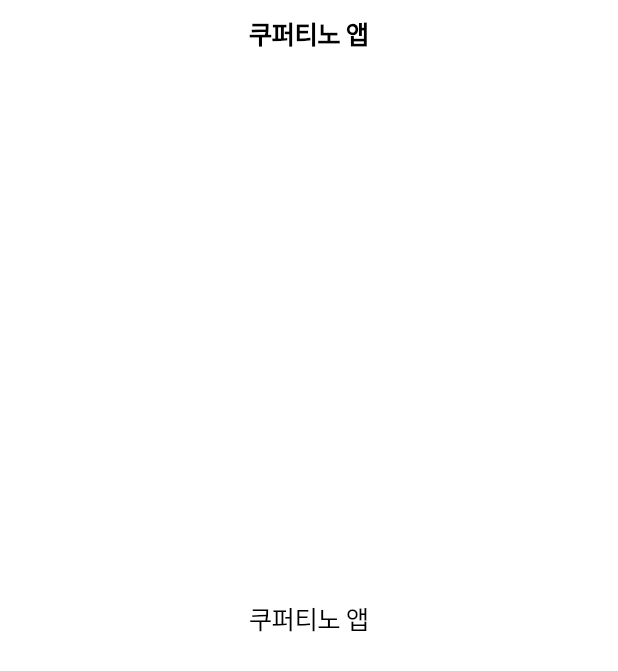
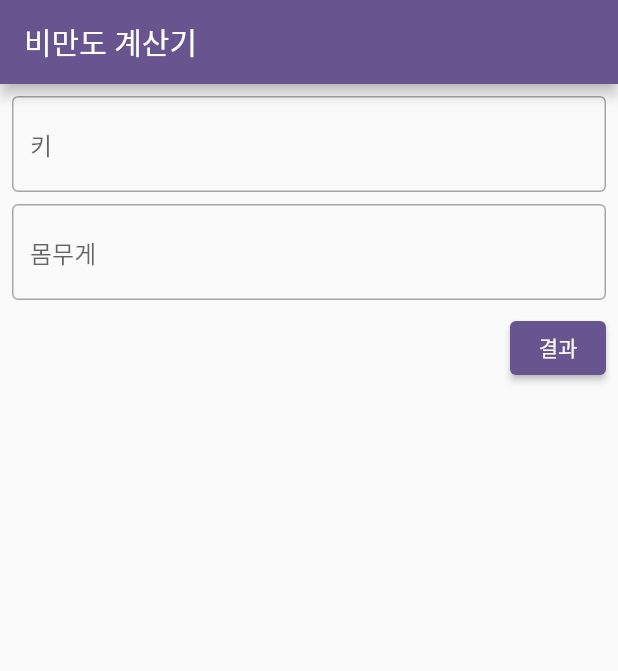
Before and after one commit to jungho1016/flutter_beginner, a Flutter app: the screen it shows after launch, on a phone screen of 412 x 824 dp. Shown: the top 671 px of the screen. Run offline on Flutter 3.47's test engine with Material 2 defaults, Android fonts, the phone set to English and light mode, and no system bars; our stand-ins replace shared_preferences.

Commit message:
비만도 계산기

```diff
--- a/lib/ios_style_screen.dart
+++ /dev/null
@@ -1,24 +0,0 @@
-import 'package:flutter/cupertino.dart';
-
-class IosStyleScreen extends StatefulWidget {
-  const IosStyleScreen({Key? key}) : super(key: key);
-
-  @override
-  State<IosStyleScreen> createState() => _IosStyleScreenState();
-}
-
-class _IosStyleScreenState extends State<IosStyleScreen> {
-  @override
-  Widget build(BuildContext context) {
-    return CupertinoApp(
-      home: CupertinoPageScaffold(
-        navigationBar: CupertinoNavigationBar(
-          middle: Text('쿠퍼티노 앱'),
-        ),
-        child: Center(
-          child: Text('쿠퍼티노 앱'),
-        ),
-      ),
-    );
-  }
-}
--- a/lib/main.dart
+++ b/lib/main.dart
@@ -1,6 +1,5 @@
 import 'package:flutter/material.dart';
-import 'package:flutter_beginner/ios_style_screen.dart';
-import 'package:flutter_beginner/main_page.dart';
+import 'package:flutter_beginner/main/main_screen.dart';
 
 void main() {
   runApp(const MyApp());
@@ -17,7 +16,7 @@ class MyApp extends StatelessWidget {
       theme: ThemeData(
         colorScheme: ColorScheme.fromSeed(seedColor: Colors.deepPurple),
       ),
-      home: const IosStyleScreen(),
+      home: MainScreen(),
     );
   }
 }
--- /dev/null
+++ b/lib/main/main_screen.dart
@@ -0,0 +1,115 @@
+import 'package:flutter/material.dart';
+import 'package:flutter_beginner/result/result_sceen.dart';
+import 'package:shared_preferences/shared_preferences.dart';
+
+class MainScreen extends StatefulWidget {
+  const MainScreen({Key? key}) : super(key: key);
+
+  @override
+  State<MainScreen> createState() => _MainScreenState();
+}
+
+class _MainScreenState extends State<MainScreen> {
+  final _formKey = GlobalKey<FormState>();
+  final _heightController = TextEditingController();
+  final _weightController = TextEditingController();
+
+  @override
+  void initState() {
+    super.initState();
+
+    load();
+  }
+
+  @override
+  void dispose() {
+    _heightController.dispose();
+    _weightController.dispose();
+    super.dispose();
+  }
+
+  Future save() async {
+    final SharedPreferences prefs = await SharedPreferences.getInstance();
+    await prefs.setDouble('height', double.parse(_heightController.text));
+    await prefs.setDouble('weight', double.parse(_weightController.text));
+  }
+
+  Future load() async {
+    final SharedPreferences prefs = await SharedPreferences.getInstance();
+    final double? height = prefs.getDouble('height');
+    final double? weight = prefs.getDouble('weight');
+
+    if (height != null && weight != null) {
+      _heightController.text = '$height';
+      _weightController.text = '$weight';
+    }
+  }
+
+  @override
+  Widget build(BuildContext context) {
+    return Scaffold(
+      appBar: AppBar(
+        title: Text('비만도 계산기'),
+      ),
+      body: Padding(
+        padding: const EdgeInsets.all(8.0),
+        child: Form(
+          key: _formKey,
+          child: Column(
+            crossAxisAlignment: CrossAxisAlignment.end,
+            children: [
+              TextFormField(
+                controller: _heightController,
+                decoration: InputDecoration(
+                  border: OutlineInputBorder(),
+                  hintText: '키',
+                ),
+                keyboardType: TextInputType.number,
+                validator: (value) {
+                  if (value == null || value.isEmpty) {
+                    return '키를 입력하세요';
+                  }
+                  return null;
+                },
+              ),
+              SizedBox(height: 8),
+              TextFormField(
+                controller: _weightController,
+                decoration: InputDecoration(
+                  border: OutlineInputBorder(),
+                  hintText: '몸무게',
+                ),
+                keyboardType: TextInputType.number,
+                validator: (value) {
+                  if (value == null || value.isEmpty) {
+                    return '몸무게를 입력하세요';
+                  }
+                  return null;
+                },
+              ),
+              SizedBox(height: 8),
+              ElevatedButton(
+                onPressed: () {
+                  if (_formKey.currentState?.validate() == false) {
+                    return;
+                  }
+                  save();
+                  Navigator.push(
+                    context,
+                    MaterialPageRoute(
+                      builder: (context) => ResultSceen(
+                        height: double.parse(_heightController.text),
+                        weight: double.parse(_weightController.text),
+                      ),
+                    ),
+                  );
+                },
+                child: Text('결과'),
+              ),
+            ],
+          ),
+        ),
+      ),
+    );
+  }
+}
--- a/pubspec.yaml
+++ b/pubspec.yaml
@@ -35,6 +35,7 @@ dependencies:
   # The following adds the Cupertino Icons font to your application.
   # Use with the CupertinoIcons class for iOS style icons.
   cupertino_icons: ^1.0.2
+  shared_preferences: 2.0.15
 
 dev_dependencies:
   flutter_test:
```
Also changed, not shown: lib/main_page.dart (deleted, +0 -136 lines), lib/result/result_sceen.dart (added, +82 -0 lines), pubspec.lock.
